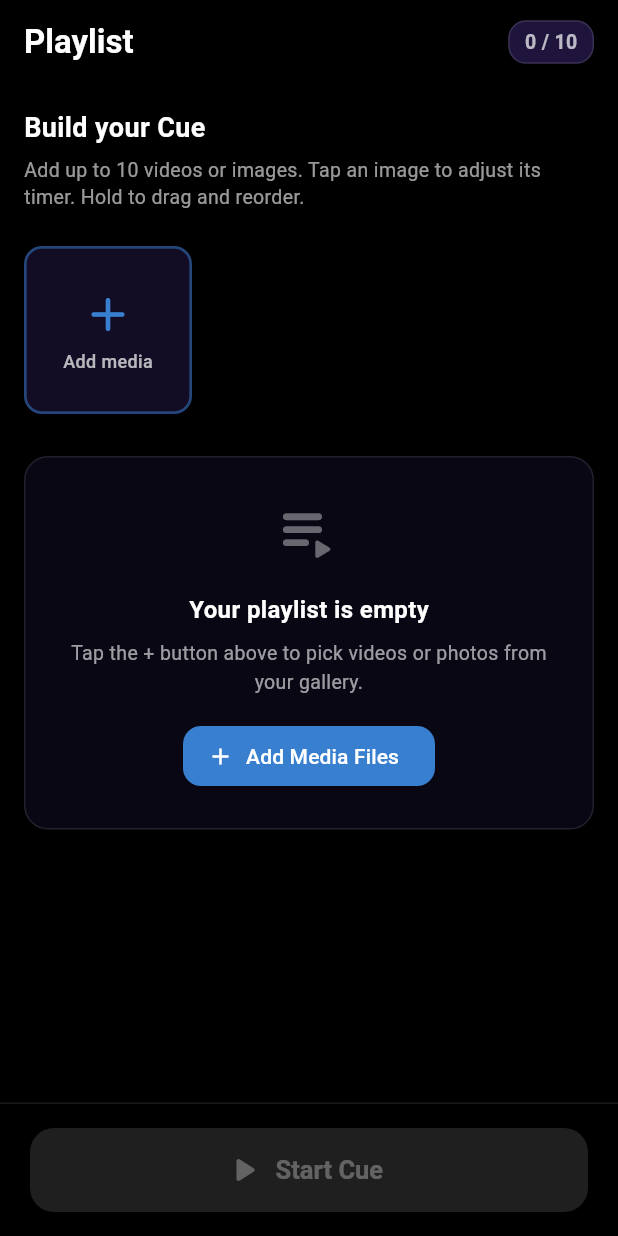
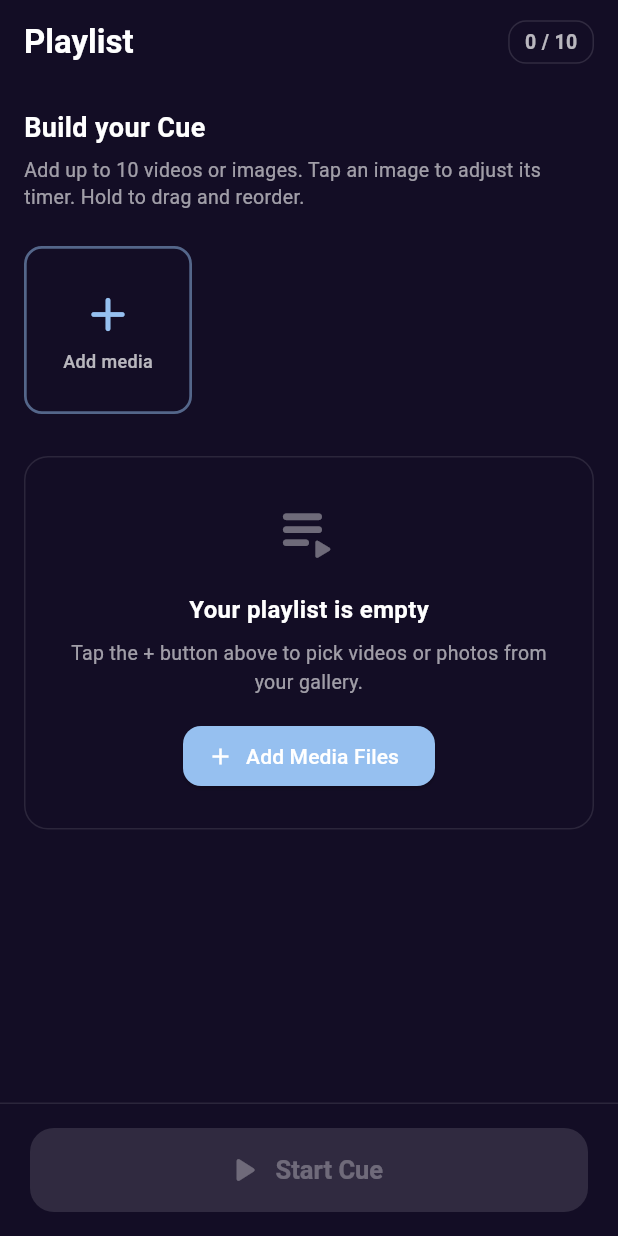
Before and after one commit to jeskrist/nextcue, a Flutter app: the screen it shows after launch, on a phone screen of 412 x 824 dp. Run offline on Flutter 3.47's test engine with Material 3 defaults, Android fonts, the phone set to English and light mode, and no system bars; our stand-ins replace fc_native_video_thumbnail, file_picker, flutter_native_splash, shared_preferences, video_player, wakelock_plus; missing offline and left inert: a package.

Commit message:
colorfix

```diff
--- a/lib/main.dart
+++ b/lib/main.dart
@@ -15,8 +15,8 @@ class NextCueApp extends StatelessWidget {
   const NextCueApp({super.key});
 
   // Primary accent color
-  static const Color accent = Color(0xFF387FCF);
-  static const Color deepIndigo = Color(0xFF1E143C);
+  static const Color accent = Color.fromARGB(255, 150, 192, 240);
+  static const Color deepIndigo = Color.fromARGB(255, 19, 13, 37);
 
   @override
   Widget build(BuildContext context) {
@@ -26,7 +26,7 @@ class NextCueApp extends StatelessWidget {
       theme: ThemeData(
         useMaterial3: true,
         brightness: Brightness.dark,
-        scaffoldBackgroundColor: Colors.black,
+        scaffoldBackgroundColor: deepIndigo,
         colorScheme: ColorScheme.fromSeed(
           seedColor: accent,
           brightness: Brightness.dark,
@@ -34,7 +34,7 @@ class NextCueApp extends StatelessWidget {
           secondary: deepIndigo,
         ),
         appBarTheme: const AppBarTheme(
-          backgroundColor: Colors.black,
+          backgroundColor: deepIndigo,
           foregroundColor: Colors.white,
           elevation: 0,
         ),
@@ -85,7 +85,8 @@ class _StartupRouterState extends State<_StartupRouter> {
       // Push the player on top so back/close returns to FileSelectionScreen.
       Navigator.of(context).push(
         MaterialPageRoute(
-          builder: (_) => PlaylistPlayerScreen(playlist: List.unmodifiable(items)),
+          builder: (_) =>
+              PlaylistPlayerScreen(playlist: List.unmodifiable(items)),
         ),
       );
     }
@@ -97,7 +98,7 @@ class _StartupRouterState extends State<_StartupRouter> {
   Widget build(BuildContext context) {
     // Shown briefly while we check saved files, matching the native splash.
     return Scaffold(
-      backgroundColor: const Color(0xFFEDF3F9),
+      backgroundColor: NextCueApp.deepIndigo,
       body: Center(
         child: Image.asset(
           'assets/splash/splash.png',
--- a/lib/screens/file_selection_screen.dart
+++ b/lib/screens/file_selection_screen.dart
@@ -163,16 +163,19 @@ class _FileSelectionScreenState extends State<FileSelectionScreen> {
   }
 
   Widget _buildAddTile() {
+    final accent = Theme.of(context).colorScheme.primary;
+    final deepIndigo = Theme.of(context).colorScheme.secondary;
+
     return GestureDetector(
       onTap: _importing ? null : _pickMediaFiles,
       child: Container(
         width: 112,
         height: 112,
         decoration: BoxDecoration(
-          color: const Color(0xFF1E143C).withValues(alpha: 0.6),
+          color: deepIndigo.withValues(alpha: 0.6),
           borderRadius: BorderRadius.circular(12),
           border: Border.all(
-            color: const Color(0xFF387FCF).withValues(alpha: 0.5),
+            color: accent.withValues(alpha: 0.5),
             width: 1.8,
           ),
         ),
@@ -180,19 +183,19 @@ class _FileSelectionScreenState extends State<FileSelectionScreen> {
           mainAxisAlignment: MainAxisAlignment.center,
           children: [
             if (_importing)
-              const SizedBox(
+              SizedBox(
                 width: 28,
                 height: 28,
                 child: CircularProgressIndicator(
                   strokeWidth: 2.5,
-                  color: Color(0xFF387FCF),
+                  color: accent,
                 ),
               )
             else ...[
-              const Icon(
+              Icon(
                 Icons.add_rounded,
                 size: 38,
-                color: Color(0xFF387FCF),
+                color: accent,
               ),
               const SizedBox(height: 4),
               const Text(
@@ -224,7 +227,7 @@ class _FileSelectionScreenState extends State<FileSelectionScreen> {
         children: [
           // Thumbnail image or placeholder
           Container(
-            color: const Color(0xFF1E143C),
+            color: Theme.of(context).colorScheme.secondary,
             child: thumbFile.existsSync()
                 ? Image.file(
                     thumbFile,
@@ -241,7 +244,7 @@ class _FileSelectionScreenState extends State<FileSelectionScreen> {
               decoration: BoxDecoration(
                 color: Colors.white.withValues(alpha: 0.12),
                 border: Border.all(
-                  color: const Color(0xFF387FCF),
+                  color: Theme.of(context).colorScheme.primary,
                   width: 2.5,
                 ),
                 borderRadius: BorderRadius.circular(12),
@@ -341,8 +344,7 @@ class _FileSelectionScreenState extends State<FileSelectionScreen> {
             left: 5,
             child: IgnorePointer(
               child: Container(
-                padding:
-                    const EdgeInsets.symmetric(horizontal: 5, vertical: 2),
+                padding: const EdgeInsets.symmetric(horizontal: 5, vertical: 2),
                 decoration: BoxDecoration(
                   color: Colors.black.withValues(alpha: 0.65),
                   borderRadius: BorderRadius.circular(4),
@@ -364,6 +366,7 @@ class _FileSelectionScreenState extends State<FileSelectionScreen> {
   }
 
   Widget _buildThumbnailTile(int index, MediaItem item) {
+    final accent = Theme.of(context).colorScheme.primary;
     final isImage = item.isImage;
     final isDraggingThis = _draggingIndex == index;
     final isHoverTarget = _hoverIndex == index &&
@@ -400,7 +403,7 @@ class _FileSelectionScreenState extends State<FileSelectionScreen> {
                       borderRadius: BorderRadius.circular(14),
                       boxShadow: [
                         BoxShadow(
-                          color: const Color(0xFF387FCF).withValues(alpha: 0.55),
+                          color: accent.withValues(alpha: 0.55),
                           blurRadius: 14,
                           spreadRadius: 2,
                         ),
@@ -443,7 +446,9 @@ class _FileSelectionScreenState extends State<FileSelectionScreen> {
                               borderRadius: BorderRadius.circular(14),
                               boxShadow: [
                                 BoxShadow(
-                                  color: const Color(0xFF387FCF)
+                                  color: Theme.of(context)
+                                      .colorScheme
+                                      .primary
                                       .withValues(alpha: 0.65),
                                   blurRadius: 22,
                                   spreadRadius: 4,
@@ -492,10 +497,11 @@ class _FileSelectionScreenState extends State<FileSelectionScreen> {
 
   @override
   Widget build(BuildContext context) {
-    const accent = Color(0xFF387FCF);
+    final accent = Theme.of(context).colorScheme.primary;
+    final deepIndigo = Theme.of(context).colorScheme.secondary;
 
     if (_loading) {
-      return const Scaffold(
+      return Scaffold(
         backgroundColor: Colors.black,
         body: Center(
           child: CircularProgressIndicator(color: accent),
@@ -504,9 +510,9 @@ class _FileSelectionScreenState extends State<FileSelectionScreen> {
     }
 
     return Scaffold(
-      backgroundColor: Colors.black,
+      backgroundColor: deepIndigo,
       appBar: AppBar(
-        backgroundColor: Colors.black,
+        backgroundColor: deepIndigo,
         title: const Text(
           'Playlist',
           style: TextStyle(fontWeight: FontWeight.bold, fontSize: 22),
@@ -516,7 +522,7 @@ class _FileSelectionScreenState extends State<FileSelectionScreen> {
             margin: const EdgeInsets.only(right: 16),
             padding: const EdgeInsets.symmetric(horizontal: 10, vertical: 4),
             decoration: BoxDecoration(
-              color: const Color(0xFF1E143C),
+              color: deepIndigo,
               borderRadius: BorderRadius.circular(12),
               border: Border.all(color: Colors.white12),
             ),
@@ -597,8 +603,7 @@ class _FileSelectionScreenState extends State<FileSelectionScreen> {
                         Container(
                           padding: const EdgeInsets.all(24),
                           decoration: BoxDecoration(
-                            color: const Color(0xFF1E143C)
-                                .withValues(alpha: 0.35),
+                            color: deepIndigo.withValues(alpha: 0.35),
                             borderRadius: BorderRadius.circular(16),
                             border: Border.all(color: Colors.white10),
                           ),
@@ -647,7 +652,9 @@ class _FileSelectionScreenState extends State<FileSelectionScreen> {
                         Container(
                           padding: const EdgeInsets.all(16),
                           decoration: BoxDecoration(
-                            color: const Color(0xFF1E143C)
+                            color: Theme.of(context)
+                                .colorScheme
+                                .secondary
                                 .withValues(alpha: 0.25),
                             borderRadius: BorderRadius.circular(14),
                             border: Border.all(color: Colors.white10),
@@ -679,11 +686,11 @@ class _FileSelectionScreenState extends State<FileSelectionScreen> {
 
               // Start Cue bottom bar
               Container(
-                padding: const EdgeInsets.symmetric(
-                    horizontal: 20, vertical: 16),
-                decoration: const BoxDecoration(
-                  color: Colors.black,
-                  border: Border(
+                padding:
+                    const EdgeInsets.symmetric(horizontal: 20, vertical: 16),
+                decoration: BoxDecoration(
+                  color: deepIndigo,
+                  border: const Border(
                     top: BorderSide(color: Colors.white10, width: 1),
                   ),
                 ),
--- a/lib/widgets/single_image_viewer.dart
+++ b/lib/widgets/single_image_viewer.dart
@@ -178,7 +178,7 @@ class SingleImageViewerState extends State<SingleImageViewer> {
           size: 92,
           tooltip: 'Resume',
           filled: true,
-          fillColor: const Color(0xFF387FCF),
+          fillColor: Theme.of(context).colorScheme.primary,
           onPressed: togglePlayPause,
         ),
         const SizedBox(height: 24),
@@ -278,7 +278,8 @@ class SingleImageViewerState extends State<SingleImageViewer> {
                     File(widget.item.filePath),
                     fit: BoxFit.contain,
                     errorBuilder: (context, error, stackTrace) => const Center(
-                      child: Icon(Icons.broken_image, size: 64, color: Colors.white38),
+                      child: Icon(Icons.broken_image,
+                          size: 64, color: Colors.white38),
                     ),
                   ),
                 ),
--- a/lib/widgets/single_video_player_view.dart
+++ b/lib/widgets/single_video_player_view.dart
@@ -111,7 +111,7 @@ class _SingleVideoPlayerViewState extends State<SingleVideoPlayerView> {
           size: 92,
           tooltip: 'Resume',
           filled: true,
-          fillColor: const Color(0xFF387FCF),
+          fillColor: Theme.of(context).colorScheme.primary,
           onPressed: widget.onTogglePlayPause,
         ),
         const SizedBox(height: 24),
```
Also changed, not shown: lib/screens/playlist_player_screen.dart (+15 -9 lines), lib/widgets/duration_picker_sheet.dart (+15 -8 lines), 5 other files.
